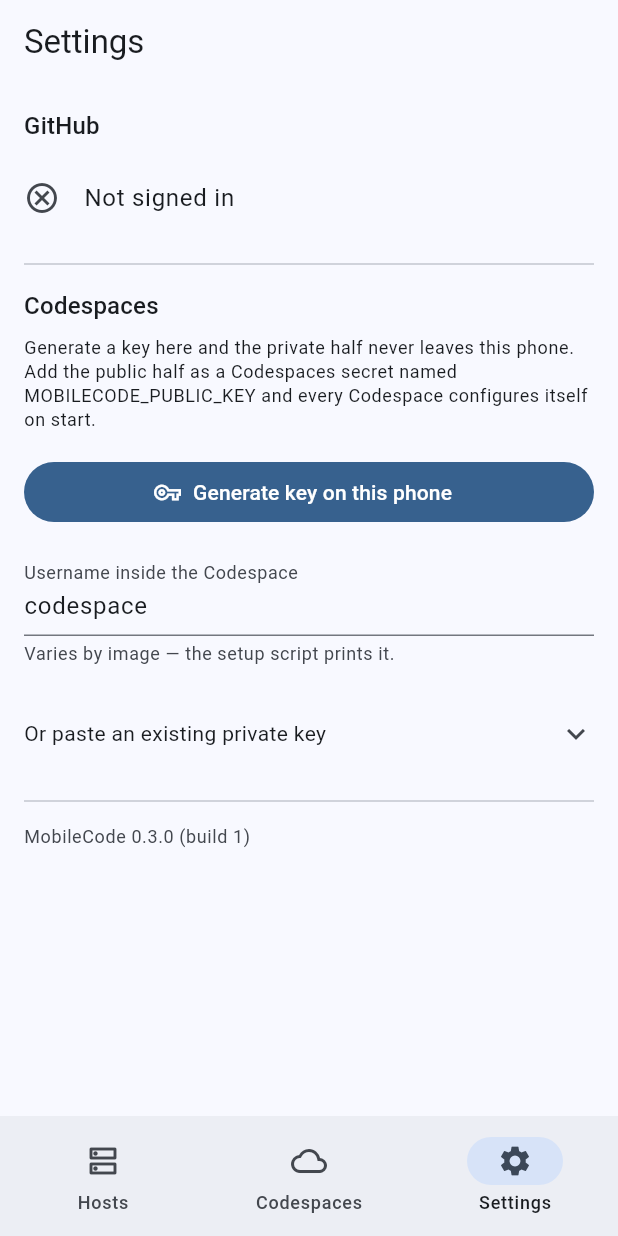
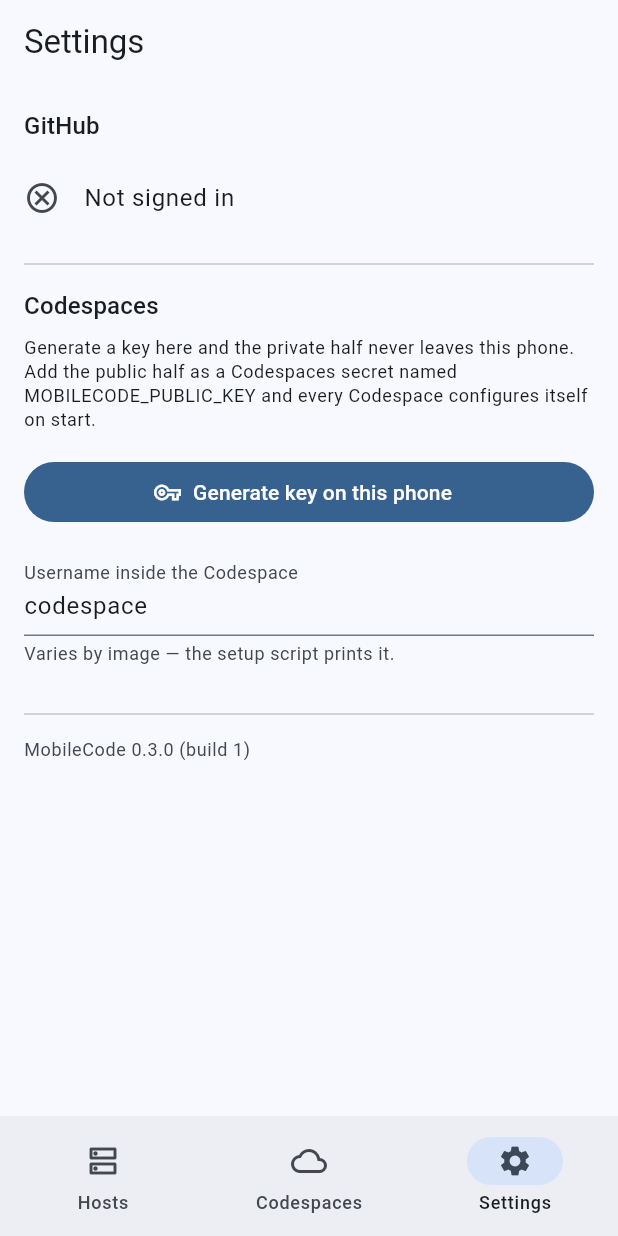
Before and after one commit to jatin7425/MobileCode, a Flutter app: the screen it shows after launch, item 3 of the bottom bar chosen, on a phone screen of 412 x 824 dp. Run offline on Flutter 3.47's test engine with Material 3 defaults, Android fonts, the phone set to English and light mode, and no system bars; our stand-ins replace flutter_riverpod, flutter_secure_storage, package_info_plus, sqflite; missing offline and left inert: cryptography, dartssh2, xterm; accounts and stored records are empty.

Commit message:
Drop the paste-a-private-key field from Codespaces settings
The field existed to import an existing key, but on-device generation
covers the Codespaces case better: the private half never travels, and
the setup already authorises whatever public key the app shows. What the
field actually produced was two failures — a public key pasted over the
stored private one, and a private key with no matching authorisation —
because a key-shaped box next to a key you have just copied invites
exactly that.

Codespaces settings are now Generate / Regenerate / Remove, with the
public key displayed for copying. Hosts keep their own key field, where
importing an existing key is the only option that makes sense.

Removing it also removes the state it needed: the public key alone now
says whether a usable key exists, since it is only stored alongside its
private half.

Co-Authored-By: Claude Opus 5 <noreply@anthropic.com>
Claude-Session: https://claude.ai/code/session_01Lkuc5t88U6zKzPFEVtk83u

```diff
--- a/lib/features/settings/settings_screen.dart
+++ b/lib/features/settings/settings_screen.dart
@@ -16,10 +16,8 @@ class SettingsScreen extends ConsumerStatefulWidget {
 }
 
 class _SettingsScreenState extends ConsumerState<SettingsScreen> {
-  final _key = TextEditingController();
   final _username = TextEditingController();
   var _loaded = false;
-  var _hasStoredKey = false;
   var _generating = false;
   String? _publicKey;
 
@@ -31,7 +29,6 @@ class _SettingsScreenState extends ConsumerState<SettingsScreen> {
 
   @override
   void dispose() {
-    _key.dispose();
     _username.dispose();
     super.dispose();
   }
@@ -47,10 +44,10 @@ class _SettingsScreenState extends ConsumerState<SettingsScreen> {
     if (!mounted) return;
     final hasPrivate = stored != null && stored.isNotEmpty;
     setState(() {
-      _hasStoredKey = hasPrivate;
-      // Never show a public key whose private half is missing. Displaying one
-      // implies a usable key and hides the Generate button behind
-      // "Regenerate", while connecting fails with "no Codespace key".
+      // The public key is the single source of truth for "a key exists", and
+      // it is only set when the private half is present. Showing one without
+      // the other implies a usable key while connecting fails with "no
+      // Codespace key".
       _publicKey = hasPrivate ? pub : null;
       _username.text = ref.read(codespaceUsernameProvider);
       _loaded = true;
@@ -134,6 +131,10 @@ class _SettingsScreenState extends ConsumerState<SettingsScreen> {
                         onPressed: _generating ? null : _generate,
                         child: const Text('Regenerate'),
                       ),
+                      TextButton(
+                        onPressed: _clear,
+                        child: const Text('Remove'),
+                      ),
                     ],
                   ),
                 ] else
@@ -159,45 +160,6 @@ class _SettingsScreenState extends ConsumerState<SettingsScreen> {
                       .state = value.trim(),
                 ),
                 const SizedBox(height: 16),
-
-                // Kept as an escape hatch for an existing key the user already
-                // trusts on their machines. Generating is the better path, so
-                // it is tucked away rather than presented first.
-                ExpansionTile(
-                  tilePadding: EdgeInsets.zero,
-                  title: Text(
-                    'Or paste an existing private key',
-                    style: theme.textTheme.bodyMedium,
-                  ),
-                  children: [
-                    TextField(
-                      controller: _key,
-                      decoration: InputDecoration(
-                        labelText: 'Private key (PEM)',
-                        helperText: _hasStoredKey
-                            ? 'A key is stored. Paste a new one to replace it.'
-                            : 'Stored in the device keychain, never uploaded.',
-                      ),
-                      maxLines: 5,
-                      autocorrect: false,
-                    ),
-                    const SizedBox(height: 12),
-                    Row(
-                      children: [
-                        FilledButton(
-                          onPressed: _save,
-                          child: const Text('Save'),
-                        ),
-                        const SizedBox(width: 12),
-                        if (_hasStoredKey)
-                          TextButton(
-                            onPressed: _clear,
-                            child: const Text('Remove key'),
-                          ),
-                      ],
-                    ),
-                  ],
-                ),
 
                 const Divider(height: 32),
                 const _VersionLine(),
@@ -228,7 +190,6 @@ class _SettingsScreenState extends ConsumerState<SettingsScreen> {
       if (!mounted) return;
       setState(() {
         _publicKey = key.publicKey;
-        _hasStoredKey = true;
         _generating = false;
       });
       messenger.showSnackBar(
@@ -241,53 +202,6 @@ class _SettingsScreenState extends ConsumerState<SettingsScreen> {
     }
   }
 
-  Future<void> _save() async {
-    final messenger = ScaffoldMessenger.of(context);
-    final pasted = _key.text.trim();
-
-    if (pasted.isEmpty) {
-      messenger.showSnackBar(
-        const SnackBar(content: Text('Paste a private key first')),
-      );
-      return;
-    }
-
-    // Public keys are what the user has just been copying around, so pasting
-    // one here is the easy mistake. Storing it produces "that private key
-    // could not be read" at connect time, far from the cause.
-    if (pasted.startsWith('ssh-') || pasted.startsWith('ecdsa-')) {
-      messenger.showSnackBar(
-        const SnackBar(
-          content: Text(
-            'That is a public key. This field wants the private half — the '
-            'block beginning "-----BEGIN".',
-          ),
-        ),
-      );
-      return;
-    }
-
-    if (!pasted.contains('PRIVATE KEY')) {
-      messenger.showSnackBar(
-        const SnackBar(
-          content: Text('That does not look like a private key.'),
-        ),
-      );
-      return;
-    }
-
-    await ref
-        .read(credentialStoreProvider)
-        .write(CredentialStore.codespaceKeyRef, pasted);
-
-    if (!mounted) return;
-    setState(() {
-      _hasStoredKey = true;
-      _key.clear();
-    });
-    messenger.showSnackBar(const SnackBar(content: Text('Key saved')));
-  }
-
   Future<void> _clear() async {
     // Both halves, or the display keeps showing a public key that no longer
     // has a private one behind it.
@@ -295,10 +209,7 @@ class _SettingsScreenState extends ConsumerState<SettingsScreen> {
     await credentials.delete(CredentialStore.codespaceKeyRef);
     await credentials.delete(CredentialStore.codespacePublicKeyRef);
     if (!mounted) return;
-    setState(() {
-      _hasStoredKey = false;
-      _publicKey = null;
-    });
+    setState(() => _publicKey = null);
   }
 }
 
```
